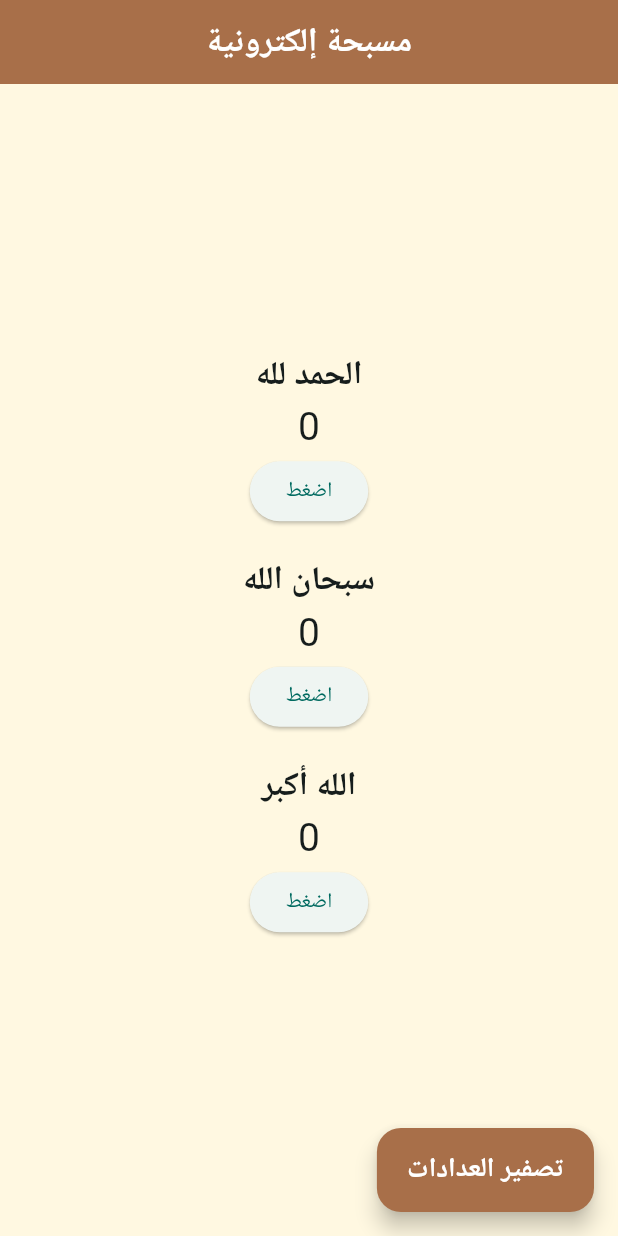
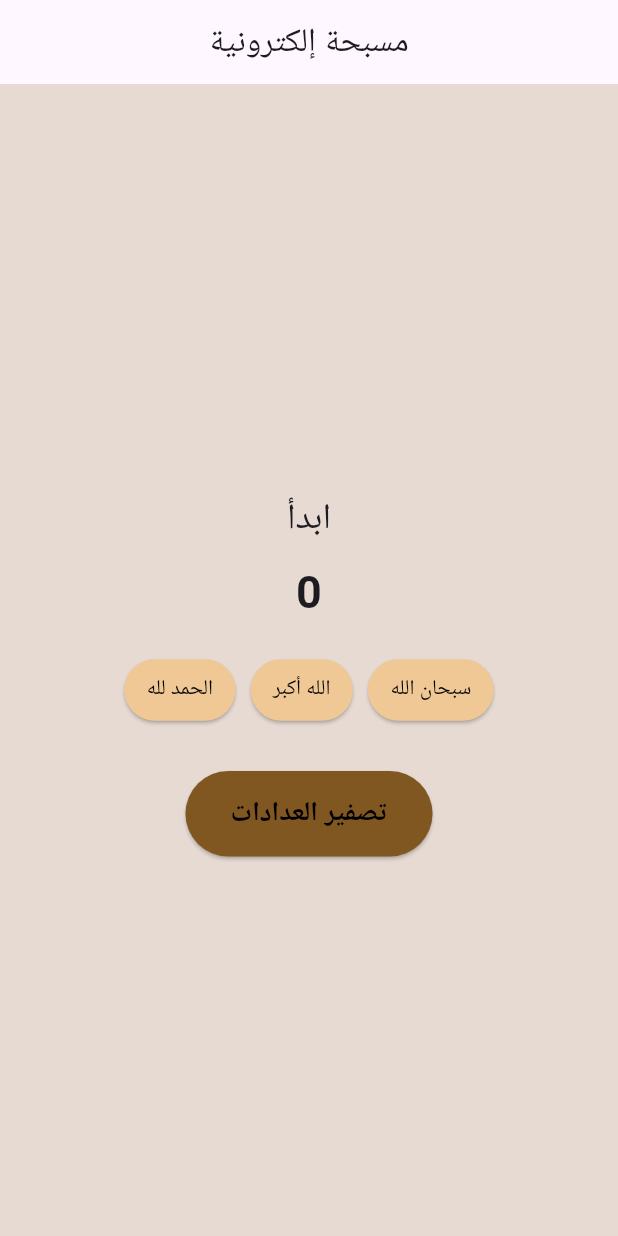
Before and after one commit to NesmaBinshehab/Electronic-Tasbeeh, a Flutter app: the screen it shows after launch, on a phone screen of 412 x 824 dp. Run offline on Flutter 3.47's test engine with Material 3 defaults, Android fonts, the phone set to English and light mode, and no system bars.

Commit message:
update UI

```diff
--- a/lib/main.dart
+++ b/lib/main.dart
@@ -6,19 +6,14 @@ void main() {
 
 class MyApp extends StatelessWidget {
   const MyApp({super.key});
-  @override
-  Widget build(BuildContext context) {
+  @override Widget build(BuildContext context) {
     return MaterialApp(
       title: 'مسبحة إلكترونية',
-      theme: ThemeData(
-        colorScheme: ColorScheme.fromSeed(seedColor: Colors.teal),
-        useMaterial3: true, ),
+      theme: ThemeData( primarySwatch: Colors.teal, ),
       home: const MyHomePage(
           title: 'مسبحة إلكترونية'),
       debugShowCheckedModeBanner: false,
-    );
-  }
-}
+    ); } }
 
 class MyHomePage extends StatefulWidget {
   const MyHomePage({
@@ -26,43 +21,79 @@ class MyHomePage extends StatefulWidget {
   });
   final String title;
   @override State<MyHomePage> createState() => _MyHomePageState();
-} class _MyHomePageState extends State<MyHomePage> {
-  List<int> counts = [0, 0, 0];
-  final List<String> texts = ['الحمد لله', 'سبحان الله', 'الله أكبر'];
-  @override Widget build(BuildContext context) {
-    return Scaffold(
-      backgroundColor: Color(0xFFFFF8E1),
-      appBar: AppBar(
-        title: Text(
-          widget.title,
-          style: const TextStyle( color: Colors.white,
-            fontWeight: FontWeight.bold,
-          ), ),
-        centerTitle: true,
-        backgroundColor:  Color(0xffa86f49), ),
-      body: Center(
-        child: Column(
-          mainAxisAlignment: MainAxisAlignment.center,
-          children: [
-            for (int i = 0; i < texts.length; i++) ...[
-              Text( texts[i],
-                style: const TextStyle(fontSize: 22, fontWeight: FontWeight.bold), ),
-              Text( '${counts[i]}', style: const TextStyle(fontSize: 26), ),
-              ElevatedButton(
-                onPressed: () => setState(() => counts[i]++),
-                child: const Text('اضغط'), ),
-              const SizedBox(height: 20), ], ], ), ),
-      floatingActionButton: FloatingActionButton.extended(
-        onPressed: () => setState(() => counts = [0, 0, 0]),
-        label: const Text(
-          'تصفير العدادات',
-          style: TextStyle(
-            fontSize: 18,
-            fontWeight: FontWeight.bold,
-            color: Colors.white,
-          ),
-        ),
-        backgroundColor: Color(0xffa86f49), ),
-    );
-  }
 }
+class _MyHomePageState extends State<MyHomePage> {
+  String currentText = "ابدأ"; List<int> counts = [0, 0, 0];
+
+
+void increment(int index, String text) {
+  setState(() {
+    counts[index]++;
+    currentText = text;
+  }); }
+void resetCounts() {
+  setState(() {
+    counts = [0, 0, 0];
+    currentText = "ابدأ";
+  }); }
+int getCurrentCount() {
+  switch (currentText) {
+    case "الحمد لله": return counts[0];
+    case "الله أكبر": return counts[1];
+    case "سبحان الله": return counts[2];
+    default: return 0;
+  } }
+@override
+Widget build(BuildContext context) {
+  return Scaffold(
+    backgroundColor: Color(0xffe6dad3),
+    appBar: AppBar(
+      title: Text(widget.title), centerTitle: true, ),
+    body: Center(
+      child: Column(
+        mainAxisAlignment:
+        MainAxisAlignment.center,
+        children: [
+          const SizedBox(height: 20),
+          Text( currentText,
+            style: const TextStyle(
+                fontSize: 24,
+                fontWeight: FontWeight.w500),
+          ), const SizedBox(height: 10),
+          Text( '${getCurrentCount()}',
+            style: const TextStyle(fontSize: 30,
+                fontWeight: FontWeight.bold),
+          ), const SizedBox(height: 20),
+          Row( mainAxisAlignment: MainAxisAlignment.center,
+            children: [
+              ElevatedButton( onPressed: () => increment(0, "الحمد لله"),
+                style: ElevatedButton.styleFrom( backgroundColor: Color(0xffefc895),foregroundColor: Colors.black,
+                    padding: const EdgeInsets.symmetric(horizontal: 15, vertical: 10)),
+                child: const Text('الحمد لله'), ),
+              const SizedBox(width: 10),
+              ElevatedButton( onPressed: () => increment(1, "الله أكبر"),
+                style: ElevatedButton.styleFrom(
+                    backgroundColor: Color(0xffefc895),
+                    foregroundColor: Colors.black,
+                    padding: const EdgeInsets.symmetric(horizontal: 15, vertical: 10)),
+                child: const Text('الله أكبر'), ),
+              const SizedBox(width: 10),
+              ElevatedButton( onPressed: () => increment(2, "سبحان الله"),
+                style: ElevatedButton.styleFrom(
+                    backgroundColor: Color(0xffefc895),
+                    foregroundColor: Colors.black,
+                    padding: const EdgeInsets.symmetric(
+                        horizontal: 15,
+                        vertical: 10)),
+                child: const Text('سبحان الله'), ), ], ),
+          const SizedBox(height: 30),
+          ElevatedButton( onPressed: resetCounts,
+            style: ElevatedButton.styleFrom(
+                backgroundColor: Color(0xff805721),
+                foregroundColor: Colors.black,
+                padding: const EdgeInsets.symmetric(horizontal: 30,
+                    vertical: 15)),
+            child: const Text( 'تصفير العدادات',
+              style: TextStyle(fontSize: 18,
+                  fontWeight: FontWeight.bold), ), ) ], ), ), );
+} }
```
